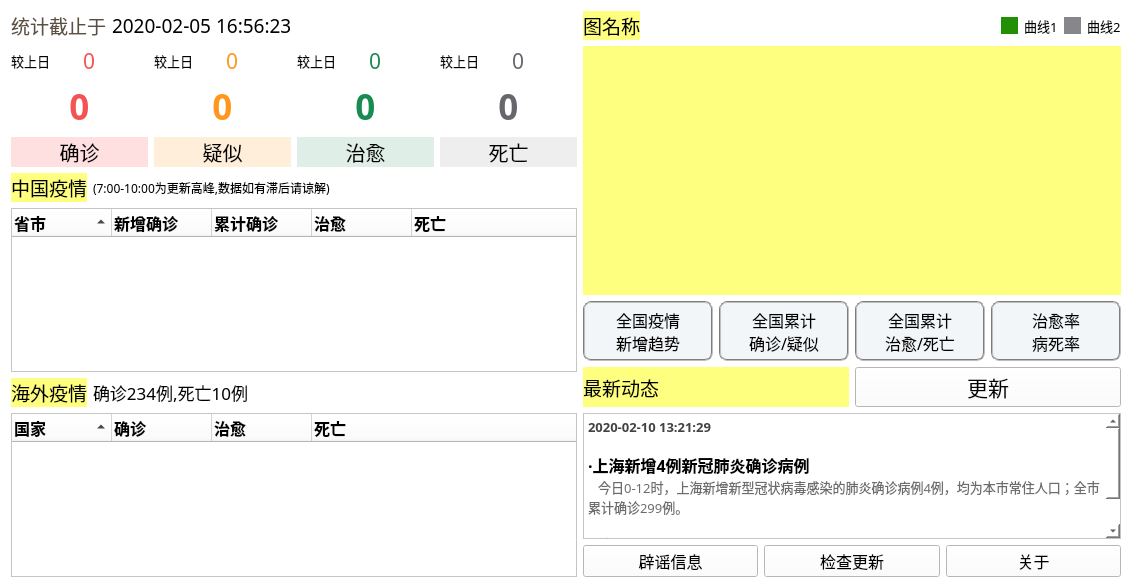
This is dialog.ui in qtexe/qt_2019_ncov as Qt 5 draws it before an edit. The edited form follows.
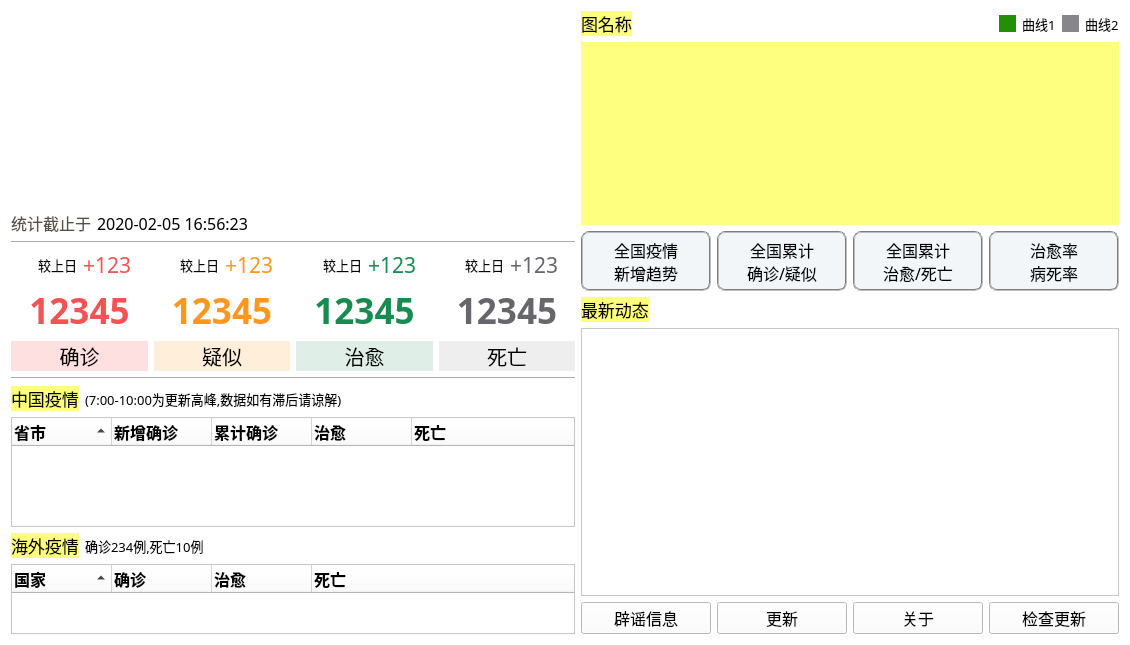
This is the edited form. Icons and pictures are not drawn. Custom widgets are drawn as their Qt base class.

Commit message: 1.添加辟谣信息显示窗口,重新设计新闻和关于界面 2.修复无网络时卡死的问题 3.基本功能实现，JSON文件读取完成之后删除

What changed in the file:
```diff
--- a/dialog.ui
+++ b/dialog.ui
@@ -6,8 +6,8 @@
    <rect>
     <x>0</x>
     <y>0</y>
-    <width>1132</width>
-    <height>588</height>
+    <width>1130</width>
+    <height>645</height>
    </rect>
   </property>
   <property name="font">
@@ -22,11 +22,39 @@
   <property name="styleSheet">
    <string notr="true">background-color: rgb(255, 255, 255);</string>
   </property>
-  <layout class="QHBoxLayout" name="horizontalLayout_12" stretch="6,1">
+  <layout class="QHBoxLayout" name="horizontalLayout_12" stretch="2,1">
    <item>
-    <layout class="QVBoxLayout" name="verticalLayout_10" stretch="1,4">
+    <layout class="QVBoxLayout" name="verticalLayout_10" stretch="1,60,0,100">
      <item>
-      <layout class="QVBoxLayout" name="verticalLayout_5" stretch="4,1,10">
+      <widget class="QLabel" name="lbe_pic">
+       <property name="sizePolicy">
+        <sizepolicy hsizetype="Preferred" vsizetype="Expanding">
+         <horstretch>0</horstretch>
+         <verstretch>0</verstretch>
+        </sizepolicy>
+       </property>
+       <property name="minimumSize">
+        <size>
+         <width>0</width>
+         <height>194</height>
+        </size>
+       </property>
+       <property name="styleSheet">
+        <string notr="true">background-image: url(:/top_headv3.jpg);</string>
+       </property>
+       <property name="text">
+        <string/>
+       </property>
+       <property name="scaledContents">
+        <bool>true</bool>
+       </property>
+       <property name="alignment">
+        <set>Qt::AlignLeading|Qt::AlignLeft|Qt::AlignVCenter</set>
+       </property>
+      </widget>
+     </item>
+     <item>
+      <layout class="QVBoxLayout" name="verticalLayout_5" stretch="4,0,10">
        <item>
         <layout class="QHBoxLayout" name="horizontalLayout_8">
          <item>
@@ -36,7 +64,7 @@
              <property name="font">
               <font>
                <family>黑体</family>
-               <pointsize>14</pointsize>
+               <pointsize>12</pointsize>
               </font>
              </property>
              <property name="styleSheet">
@@ -52,7 +80,7 @@
              <property name="font">
               <font>
                <family>黑体</family>
-               <pointsize>14</pointsize>
+               <pointsize>12</pointsize>
               </font>
              </property>
              <property name="text">
@@ -78,17 +106,11 @@
         </layout>
        </item>
        <item>
-        <spacer name="verticalSpacer">
+        <widget class="Line" name="line">
          <property name="orientation">
-          <enum>Qt::Vertical</enum>
+          <enum>Qt::Horizontal</enum>
          </property>
-         <property name="sizeHint" stdset="0">
-          <size>
-           <width>566</width>
-           <height>13</height>
-          </size>
-         </property>
-        </spacer>
+        </widget>
        </item>
        <item>
         <layout class="QHBoxLayout" name="horizontalLayout_7">
@@ -107,6 +129,9 @@
                <property name="text">
                 <string>较上日</string>
                </property>
+               <property name="alignment">
+                <set>Qt::AlignRight|Qt::AlignTrailing|Qt::AlignVCenter</set>
+               </property>
               </widget>
              </item>
              <item>
@@ -121,7 +146,7 @@
                 <string notr="true">color: rgb(245, 82, 83);</string>
                </property>
                <property name="text">
-                <string>0</string>
+                <string>+123</string>
                </property>
               </widget>
              </item>
@@ -144,7 +169,7 @@
               <string notr="true">color: rgb(245, 82, 83);</string>
              </property>
              <property name="text">
-              <string>0</string>
+              <string>12345</string>
              </property>
              <property name="alignment">
               <set>Qt::AlignCenter</set>
@@ -187,6 +212,9 @@
                <property name="text">
                 <string>较上日</string>
                </property>
+               <property name="alignment">
+                <set>Qt::AlignRight|Qt::AlignTrailing|Qt::AlignVCenter</set>
+               </property>
               </widget>
              </item>
              <item>
@@ -201,7 +229,7 @@
                 <string notr="true">color: rgb(255, 150, 30);</string>
                </property>
                <property name="text">
-                <string>0</string>
+                <string>+123</string>
                </property>
               </widget>
              </item>
@@ -228,7 +256,7 @@
 </string>
              </property>
              <property name="text">
-              <string>0</string>
+              <string>12345</string>
              </property>
              <property name="textFormat">
               <enum>Qt::AutoText</enum>
@@ -274,6 +302,9 @@
                <property name="text">
                 <string>较上日</string>
                </property>
+               <property name="alignment">
+                <set>Qt::AlignRight|Qt::AlignTrailing|Qt::AlignVCenter</set>
+               </property>
               </widget>
              </item>
              <item>
@@ -288,7 +319,7 @@
                 <string notr="true">color: rgb(23, 139, 80);</string>
                </property>
                <property name="text">
-                <string>0</string>
+                <string>+123</string>
                </property>
               </widget>
              </item>
@@ -308,7 +339,7 @@
               <string notr="true">color: rgb(23, 139, 80);</string>
              </property>
              <property name="text">
-              <string>0</string>
+              <string>12345</string>
              </property>
              <property name="alignment">
               <set>Qt::AlignCenter</set>
@@ -351,6 +382,9 @@
                <property name="text">
                 <string>较上日</string>
                </property>
+               <property name="alignment">
+                <set>Qt::AlignRight|Qt::AlignTrailing|Qt::AlignVCenter</set>
+               </property>
               </widget>
              </item>
              <item>
@@ -365,7 +399,7 @@
                 <string notr="true">color: rgb(102, 102, 108);</string>
                </property>
                <property name="text">
-                <string>0</string>
+                <string>+123</string>
                </property>
               </widget>
              </item>
@@ -385,7 +419,7 @@
               <string notr="true">color: rgb(102, 102, 108);</string>
              </property>
              <property name="text">
-              <string>0</string>
+              <string>12345</string>
              </property>
              <property name="alignment">
               <set>Qt::AlignCenter</set>
@@ -418,7 +452,14 @@
       </layout>
      </item>
      <item>
-      <layout class="QVBoxLayout" name="verticalLayout_6">
+      <widget class="Line" name="line_2">
+       <property name="orientation">
+        <enum>Qt::Horizontal</enum>
+       </property>
+      </widget>
+     </item>
+     <item>
+      <layout class="QVBoxLayout" name="verticalLayout_6" stretch="1,8,1,3">
        <item>
         <layout class="QHBoxLayout" name="horizontalLayout_10">
          <item>
@@ -426,7 +467,7 @@
            <property name="font">
             <font>
              <family>黑体</family>
-             <pointsize>14</pointsize>
+             <pointsize>13</pointsize>
             </font>
            </property>
            <property name="styleSheet">
@@ -442,7 +483,7 @@
            <property name="font">
             <font>
              <family>黑体</family>
-             <pointsize>9</pointsize>
+             <pointsize>10</pointsize>
             </font>
            </property>
            <property name="styleSheet">
@@ -571,7 +612,7 @@
            <property name="font">
             <font>
              <family>黑体</family>
-             <pointsize>14</pointsize>
+             <pointsize>13</pointsize>
             </font>
            </property>
            <property name="styleSheet">
@@ -587,7 +628,7 @@
            <property name="font">
             <font>
              <family>黑体</family>
-             <pointsize>13</pointsize>
+             <pointsize>10</pointsize>
             </font>
            </property>
            <property name="styleSheet">
@@ -701,7 +742,7 @@
     </layout>
    </item>
    <item>
-    <layout class="QVBoxLayout" name="verticalLayout_9" stretch="10,6">
+    <layout class="QVBoxLayout" name="verticalLayout_9" stretch="10,12">
      <item>
       <layout class="QVBoxLayout" name="verticalLayout_7" stretch="1,10,1">
        <item>
@@ -711,7 +752,7 @@
            <property name="font">
             <font>
              <family>黑体</family>
-             <pointsize>14</pointsize>
+             <pointsize>13</pointsize>
             </font>
            </property>
            <property name="styleSheet">
@@ -1001,7 +1042,7 @@
            <property name="font">
             <font>
              <family>黑体</family>
-             <pointsize>14</pointsize>
+             <pointsize>13</pointsize>
             </font>
            </property>
            <property name="styleSheet">
@@ -1013,17 +1054,17 @@
           </widget>
          </item>
          <item>
-          <widget class="QPushButton" name="btn_update">
-           <property name="font">
-            <font>
-             <family>黑体</family>
-             <pointsize>16</pointsize>
-            </font>
+          <spacer name="horizontalSpacer_6">
+           <property name="orientation">
+            <enum>Qt::Horizontal</enum>
            </property>
-           <property name="text">
-            <string>更新</string>
+           <property name="sizeHint" stdset="0">
+            <size>
+             <width>40</width>
+             <height>20</height>
+            </size>
            </property>
-          </widget>
+          </spacer>
          </item>
         </layout>
        </item>
@@ -1040,13 +1081,7 @@
 &lt;html&gt;&lt;head&gt;&lt;meta name=&quot;qrichtext&quot; content=&quot;1&quot; /&gt;&lt;style type=&quot;text/css&quot;&gt;
 p, li { white-space: pre-wrap; }
 &lt;/style&gt;&lt;/head&gt;&lt;body style=&quot; font-family:'Microsoft YaHei'; font-size:12pt; font-weight:400; font-style:normal;&quot;&gt;
-&lt;p style=&quot; margin-top:0px; margin-bottom:0px; margin-left:0px; margin-right:0px; -qt-block-indent:0; text-indent:0px;&quot;&gt;&lt;span style=&quot; font-family:'SimSun'; font-size:10pt; font-weight:600; color:#424242;&quot;&gt;2020-02-10 13:21:29&lt;/span&gt;&lt;/p&gt;
-&lt;p style=&quot;-qt-paragraph-type:empty; margin-top:0px; margin-bottom:0px; margin-left:0px; margin-right:0px; -qt-block-indent:0; text-indent:0px; font-family:'SimSun'; font-size:9pt; color:#8c8c8c;&quot;&gt;&lt;br /&gt;&lt;/p&gt;
-&lt;p style=&quot; margin-top:0px; margin-bottom:0px; margin-left:0px; margin-right:0px; -qt-block-indent:0; text-indent:0px;&quot;&gt;&lt;span style=&quot; font-family:'SimSun'; font-weight:600;&quot;&gt;·上海新增4例新冠肺炎确诊病例&lt;/span&gt;&lt;/p&gt;
-&lt;p style=&quot; margin-top:0px; margin-bottom:0px; margin-left:0px; margin-right:0px; -qt-block-indent:0; text-indent:0px;&quot;&gt;&lt;span style=&quot; font-family:'SimSun'; font-size:10pt; color:#6c6c6c;&quot;&gt;   今日0-12时，上海新增新型冠状病毒感染的肺炎确诊病例4例，均为本市常住人口；全市累计确诊299例。&lt;/span&gt;&lt;/p&gt;
-&lt;p style=&quot;-qt-paragraph-type:empty; margin-top:0px; margin-bottom:0px; margin-left:0px; margin-right:0px; -qt-block-indent:0; text-indent:0px; font-family:'SimSun'; font-size:9pt; color:#6c6c6c;&quot;&gt;&lt;br /&gt;&lt;/p&gt;
-&lt;p style=&quot; margin-top:0px; margin-bottom:0px; margin-left:0px; margin-right:0px; -qt-block-indent:0; text-indent:0px;&quot;&gt;&lt;span style=&quot; font-family:'SimSun'; font-size:10pt; font-weight:600; color:#000000;&quot;&gt;信息来源:&lt;/span&gt;&lt;a href=&quot;https://view.inews.qq.com/a/20200210A0B3GH00&quot;&gt;&lt;span style=&quot; font-family:'SimSun'; font-size:9pt; font-weight:600; text-decoration: underline; color:#0000ff;&quot;&gt;健康上海&lt;/span&gt;&lt;/a&gt;&lt;/p&gt;
-&lt;hr /&gt;&lt;/body&gt;&lt;/html&gt;</string>
+&lt;p align=&quot;center&quot; style=&quot;-qt-paragraph-type:empty; margin-top:0px; margin-bottom:0px; margin-left:0px; margin-right:0px; -qt-block-indent:0; text-indent:0px;&quot;&gt;&lt;br /&gt;&lt;/p&gt;&lt;/body&gt;&lt;/html&gt;</string>
          </property>
         </widget>
        </item>
@@ -1066,7 +1101,7 @@
           </widget>
          </item>
          <item>
-          <widget class="QPushButton" name="pushButton_3">
+          <widget class="QPushButton" name="btn_update">
            <property name="font">
             <font>
              <family>黑体</family>
@@ -1074,7 +1109,7 @@
             </font>
            </property>
            <property name="text">
-            <string>检查更新</string>
+            <string>更新</string>
            </property>
           </widget>
          </item>
@@ -1091,6 +1126,22 @@
            </property>
           </widget>
          </item>
+         <item>
+          <widget class="QPushButton" name="btn_chkUpdate">
+           <property name="font">
+            <font>
+             <family>黑体</family>
+             <pointsize>12</pointsize>
+            </font>
+           </property>
+           <property name="styleSheet">
+            <string notr="true"/>
+           </property>
+           <property name="text">
+            <string>检查更新</string>
+           </property>
+          </widget>
+         </item>
         </layout>
        </item>
       </layout>
```
Left out of the diff: 6 changed lines with no effect on the pictures. The commit also changes 83 other files.
